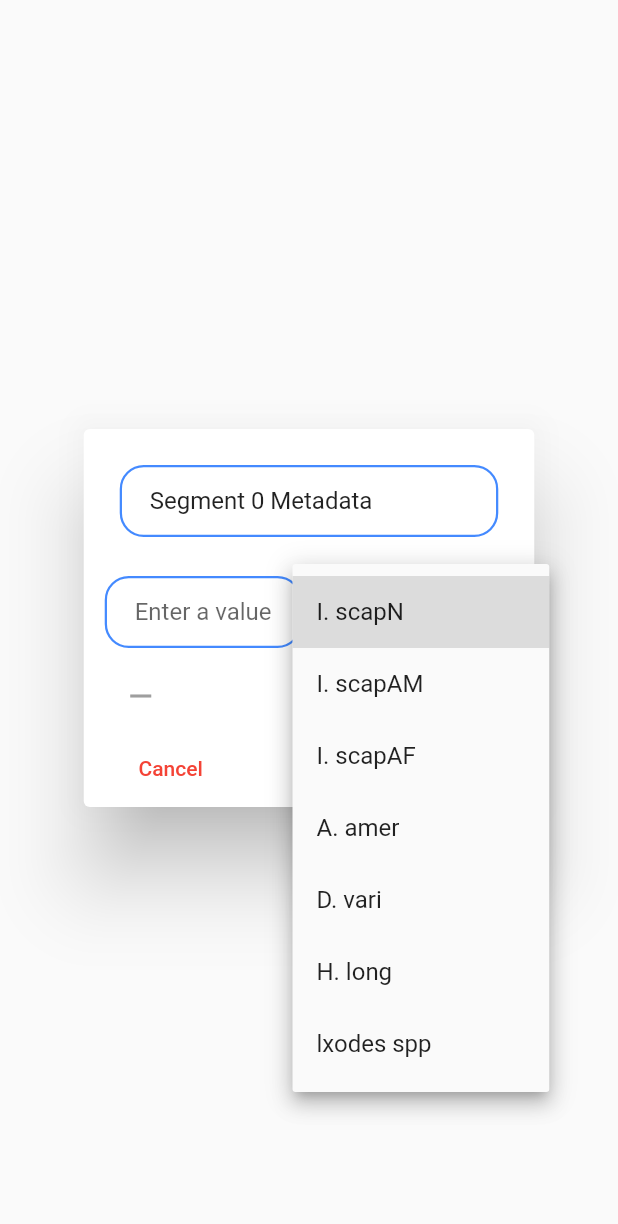
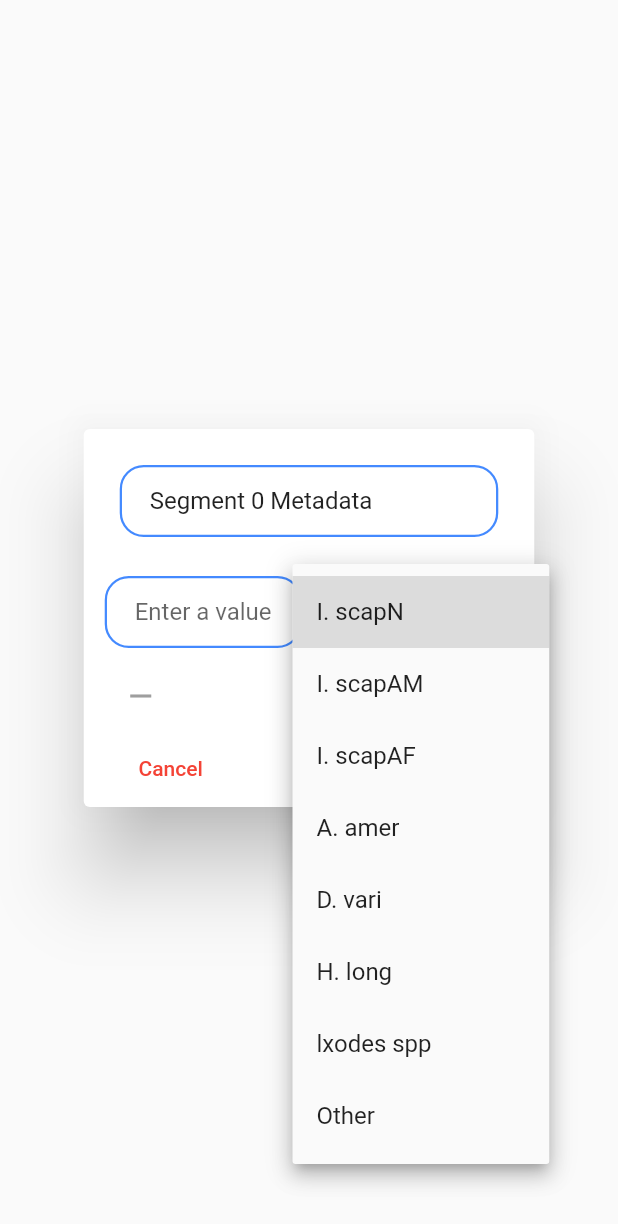
Before and after one commit to adamcantor22/Tick-mon, a Flutter app: the HelperText widget shown alone on an empty page, opened directly with empty values, after a tap on "I. scapN", on a phone screen of 412 x 824 dp. Shown: the top 1224 px of the screen. Run offline on Flutter 3.47's test engine with Material 2 defaults, Android fonts, the phone set to English and light mode, and no system bars; our stand-ins replace audioplayers, cloud_firestore, date_format, firebase_auth, firebase_storage, flutter_map and 4 more; missing offline and left inert: gpx; accounts and stored records are empty.

Commit message:
Other catagory for tick entrance

```diff
--- a/tick_tok_bio/lib/helper.dart
+++ b/tick_tok_bio/lib/helper.dart
@@ -75,6 +75,7 @@ class _HelperTextState extends State<HelperText> {
     'D. vari',
     'H. long',
     'lxodes spp',
+    'Other'
   ];
 
   _HelperTextState(int segment, BuildContext cont) {
--- a/tick_tok_bio/lib/metadata_page.dart
+++ b/tick_tok_bio/lib/metadata_page.dart
@@ -53,6 +53,7 @@ var aAmer = 0;
 var dVari = 0;
 var hLong = 0;
 var lxod = 0;
+var other = 0;
 var selectedSpec;
 
 Map fileContent;
@@ -288,7 +289,9 @@ class MetadataSectionState extends State<MetadataSection> {
     String key13,
     String value13,
     String key14,
-    Map<String, Map<String, int>> value14,
+    String value14,
+    String key15,
+    Map<String, Map<String, int>> value15,
   ) {
     print('Writing to File');
     Map<String, dynamic> content = {
@@ -307,6 +310,7 @@ class MetadataSectionState extends State<MetadataSection> {
       key12: value12,
       key13: value13,
       key14: value14,
+      key15: value15,
       'visible': 'true',
     };
     if (fileExists) {
@@ -656,6 +660,9 @@ class MetadataSectionState extends State<MetadataSection> {
     fileContent['H.long'] = hLong.toString();
     hLong = 0;
     fileContent['lxodes'] = lxod.toString();
+    lxod = 0;
+    fileContent['Other'] = other.toString();
+    other = 0;
     return b;
   }
 
@@ -696,6 +703,9 @@ class MetadataSectionState extends State<MetadataSection> {
     }
     if (tickData.containsKey('lxodes spp')) {
       lxod += tickData['lxodes spp'];
+    }
+    if (tickData.containsKey('Other')) {
+      other += tickData['Other'];
     }
   }
 
@@ -799,7 +809,8 @@ class MetadataSectionState extends State<MetadataSection> {
                       infoRow('A. amer. (Lone star)', fileContent['A.amer']),
                       infoRow('D. vari. (American dog)', fileContent['D.vari']),
                       infoRow('H. long. (Longhorned)', fileContent['H.long']),
-                      infoRow('lxodes spp (other)', fileContent['lxodes']),
+                      infoRow('lxodes spp', fileContent['lxodes']),
+                      infoRow('Other', fileContent['Other']),
                       infoRow('Notes', fileContent['Notes'].toString()),
                     ],
                   ),
@@ -982,11 +993,12 @@ class MetadataSectionState extends State<MetadataSection> {
                   ),
                   dataField(
                     myController12,
-                    'lxodes spp (other)',
+                    'lxodes spp',
                     fileContent['lxodes'],
                   ),
+                  dataField(myController13, 'Other', fileContent['Other']),
                   dataField(
-                    myController13,
+                    myController14,
                     'Notes',
                     fileContent['Notes'],
                     required: false,
@@ -1064,8 +1076,10 @@ class MetadataSectionState extends State<MetadataSection> {
                             myController11.text,
                             'lxodes',
                             myController12.text,
+                            'Other',
+                            myController13.text,
                             'Notes',
-                            myController13.text,
+                            myController14.text,
                             'Ticks',
                             segmentedTickData,
                           );
```
Also changed, not shown: 1 other file.
